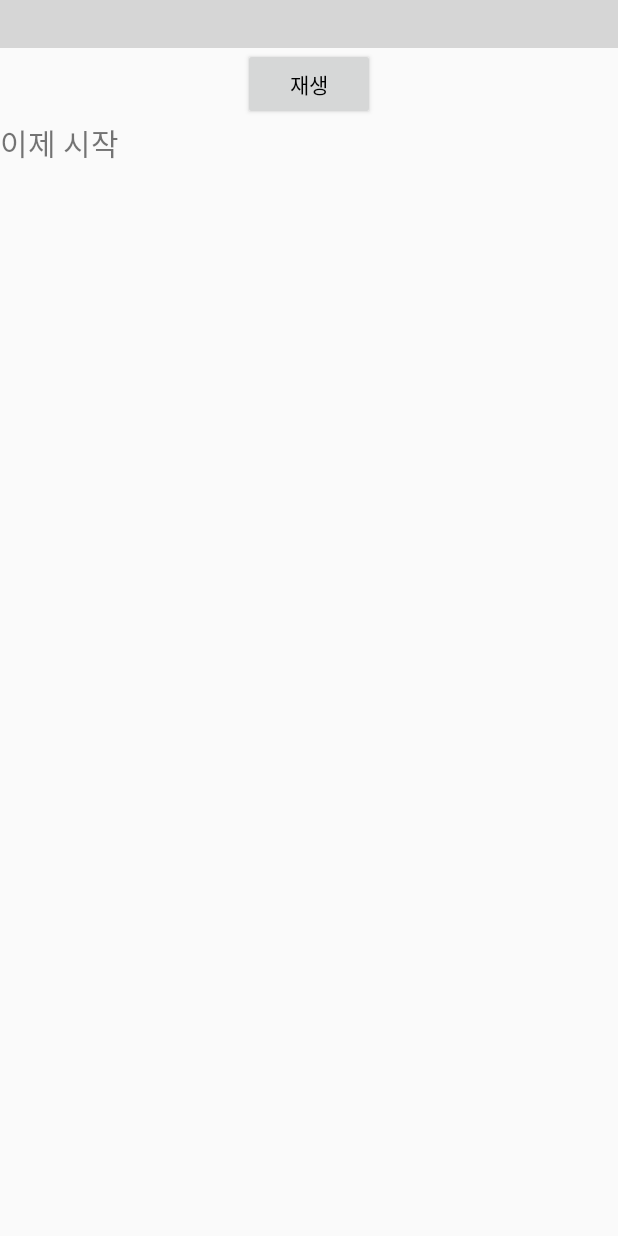
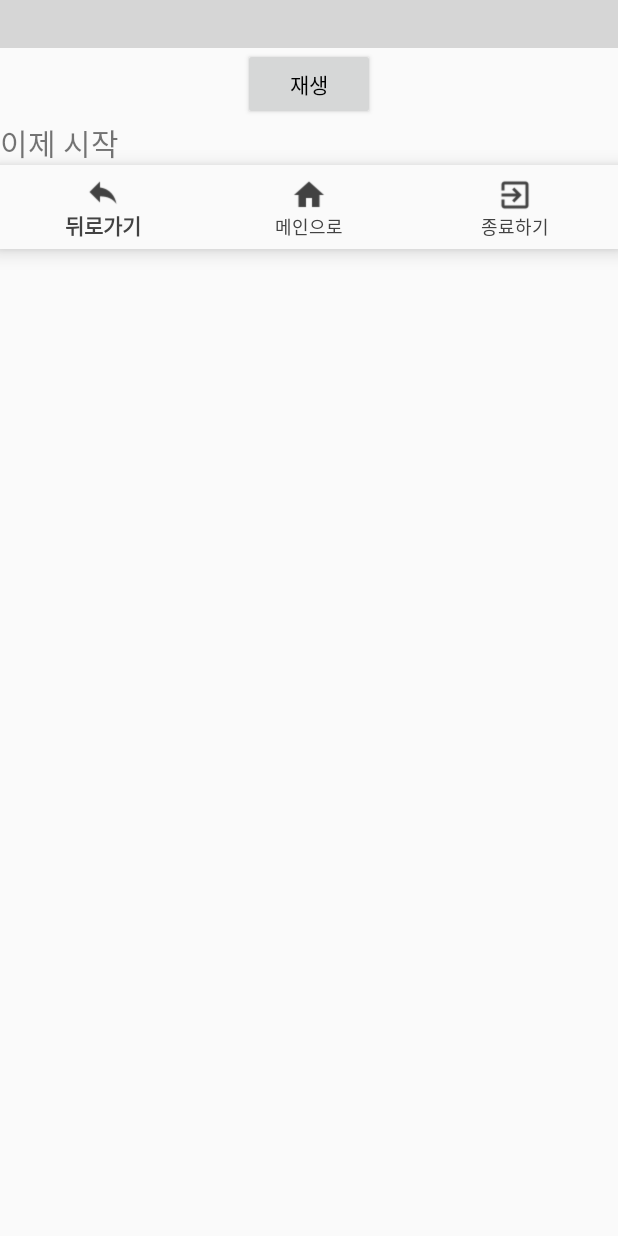
Before and after one commit to akana0321/SaveUs, an Android app: the layout activity_emergency.xml on its own in the app's theme, with its tools: preview values and no code run, on a phone screen of 412 x 824 dp. Run offline under Robolectric (Android 15) with nearby library versions, the phone set to English and light mode, and no system bars; plain views replace YouTubePlayerView; grey boxes are pictures that could not be loaded.

Commit message:
20210409 16:48 EmergencyActivity - Youtube

```diff
--- a/app/src/main/java/com/example/saveus/SplashActivity.java
+++ b/app/src/main/java/com/example/saveus/SplashActivity.java
@@ -12,6 +12,7 @@ public class SplashActivity extends AppCompatActivity {
     protected void onCreate(@Nullable Bundle savedInstanceState) {
         super.onCreate(savedInstanceState);
         setContentView(R.layout.activity_splash);
+        getSupportActionBar().hide();   // 액션바 숨기기
 
         // 로고화면 띄우기
         Handler handler = new Handler();
--- a/app/src/main/res/layout/activity_emergency.xml
+++ b/app/src/main/res/layout/activity_emergency.xml
@@ -1,5 +1,6 @@
 <?xml version="1.0" encoding="utf-8"?>
 <LinearLayout xmlns:android="http://schemas.android.com/apk/res/android"
+    xmlns:app="http://schemas.android.com/apk/res-auto"
     android:orientation="vertical"
     android:layout_width="match_parent"
     android:layout_height="match_parent">
@@ -17,9 +18,26 @@
         android:textColor="#000000"
         android:layout_gravity="center"/>
 
-    <TextView
+    <LinearLayout
         android:layout_width="match_parent"
         android:layout_height="wrap_content"
-        android:textSize="20dp"
-        android:text="이제 시작"/>
+        android:orientation="vertical" >
+
+        <TextView
+            android:layout_width="match_parent"
+            android:layout_height="wrap_content"
+            android:textSize="20dp"
+            android:text="이제 시작"/>
+    </LinearLayout>
+
+    <com.google.android.material.bottomnavigation.BottomNavigationView
+        android:id="@+id/frBottom"
+        android:layout_width="match_parent"
+        android:layout_height="wrap_content"
+        android:layout_gravity="bottom"
+        android:background="?android:attr/windowBackground"
+        app:itemIconTint="@color/cardview_dark_background"
+        app:itemTextColor="@color/cardview_dark_background"
+        app:menu="@menu/bottom_nav" />
+
 </LinearLayout>
```
Also changed, not shown: app/src/main/java/com/example/saveus/EmergencyActivity.java (+6 -3 lines).
